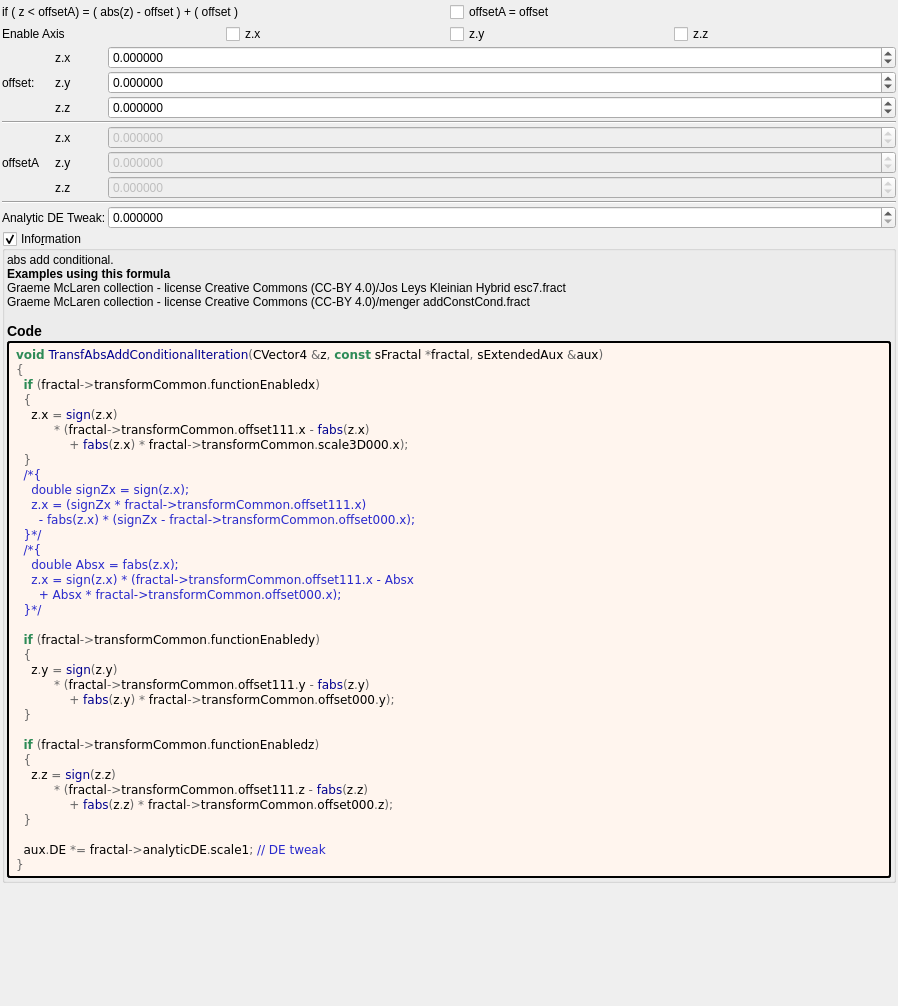
Above: mandelbulber2/formula/ui/transf_abs_add_conditional2.ui from buddhi1980/mandelbulber2 before the change. Below: the same form after it.
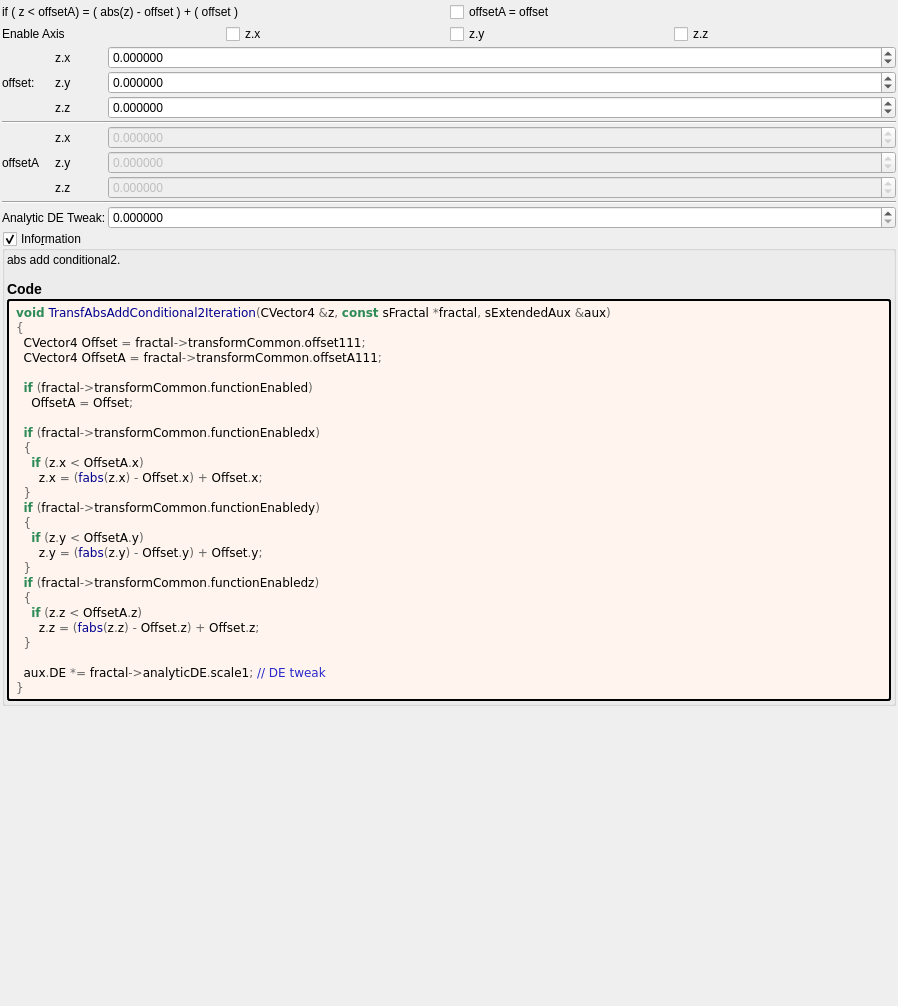
That is the form after the change. Custom widgets are drawn as their Qt base class.

Commit message: Run populate* scripts to update new T>Poly... transforms

The edit to the form file:
```diff
--- a/mandelbulber2/formula/ui/transf_abs_add_conditional2.ui
+++ b/mandelbulber2/formula/ui/transf_abs_add_conditional2.ui
@@ -397,9 +397,9 @@
       <item>
        <widget class="QLabel" name="label_information_general">
         <property name="text">
-         <string notr="true">&lt;p&gt;abs add conditional.&lt;/p&gt;&lt;table&gt;
+         <string notr="true">&lt;p&gt;abs add conditional2.&lt;/p&gt;&lt;table&gt;
 &lt;/table&gt;
-&lt;br&gt;&lt;b&gt;Examples using this formula&lt;/b&gt;&lt;br&gt;Graeme McLaren  collection - license Creative Commons  (CC-BY 4.0)/Jos Leys Kleinian Hybrid esc7.fract&lt;br&gt;Graeme McLaren  collection - license Creative Commons  (CC-BY 4.0)/menger addConstCond.fract&lt;h3&gt;Code&lt;/h3&gt;</string>
+&lt;h3&gt;Code&lt;/h3&gt;</string>
         </property>
         <property name="wordWrap">
          <bool>true</bool>
@@ -419,37 +419,28 @@
         </property>
         <property name="text">
          <string notr="true">&lt;body style=&quot;background-color:#fff5ee&quot;&gt;
-&lt;pre style=&quot;color:#000000; background-color:#fff5ee;  font-family:'Courier New',monospace;&quot;&gt;&lt;span style=&quot;color:#2e8b57; font-weight:bold&quot;&gt;void&lt;/span&gt; &lt;span style=&quot;color:#00008f&quot;&gt;TransfAbsAddConditionalIteration&lt;/span&gt;&lt;span style=&quot;color:#676767&quot;&gt;(&lt;/span&gt;CVector4 &lt;span style=&quot;color:#676767&quot;&gt;&amp;amp;&lt;/span&gt;z&lt;span style=&quot;color:#676767&quot;&gt;,&lt;/span&gt; &lt;span style=&quot;color:#2e8b57; font-weight:bold&quot;&gt;const&lt;/span&gt; sFractal &lt;span style=&quot;color:#676767&quot;&gt;*&lt;/span&gt;fractal&lt;span style=&quot;color:#676767&quot;&gt;,&lt;/span&gt; sExtendedAux &lt;span style=&quot;color:#676767&quot;&gt;&amp;amp;&lt;/span&gt;aux&lt;span style=&quot;color:#676767&quot;&gt;)&lt;/span&gt;
+&lt;pre style=&quot;color:#000000; background-color:#fff5ee;  font-family:'Courier New',monospace;&quot;&gt;&lt;span style=&quot;color:#2e8b57; font-weight:bold&quot;&gt;void&lt;/span&gt; &lt;span style=&quot;color:#00008f&quot;&gt;TransfAbsAddConditional2Iteration&lt;/span&gt;&lt;span style=&quot;color:#676767&quot;&gt;(&lt;/span&gt;CVector4 &lt;span style=&quot;color:#676767&quot;&gt;&amp;amp;&lt;/span&gt;z&lt;span style=&quot;color:#676767&quot;&gt;,&lt;/span&gt; &lt;span style=&quot;color:#2e8b57; font-weight:bold&quot;&gt;const&lt;/span&gt; sFractal &lt;span style=&quot;color:#676767&quot;&gt;*&lt;/span&gt;fractal&lt;span style=&quot;color:#676767&quot;&gt;,&lt;/span&gt; sExtendedAux &lt;span style=&quot;color:#676767&quot;&gt;&amp;amp;&lt;/span&gt;aux&lt;span style=&quot;color:#676767&quot;&gt;)&lt;/span&gt;
 &lt;span style=&quot;color:#676767&quot;&gt;{&lt;/span&gt;
+  CVector4 Offset &lt;span style=&quot;color:#676767&quot;&gt;=&lt;/span&gt; fractal&lt;span style=&quot;color:#676767&quot;&gt;-&amp;gt;&lt;/span&gt;transformCommon&lt;span style=&quot;color:#676767&quot;&gt;.&lt;/span&gt;offset111&lt;span style=&quot;color:#676767&quot;&gt;;&lt;/span&gt;
+  CVector4 OffsetA &lt;span style=&quot;color:#676767&quot;&gt;=&lt;/span&gt; fractal&lt;span style=&quot;color:#676767&quot;&gt;-&amp;gt;&lt;/span&gt;transformCommon&lt;span style=&quot;color:#676767&quot;&gt;.&lt;/span&gt;offsetA111&lt;span style=&quot;color:#676767&quot;&gt;;&lt;/span&gt;
+
+  &lt;span style=&quot;color:#2e8b57; font-weight:bold&quot;&gt;if&lt;/span&gt; &lt;span style=&quot;color:#676767&quot;&gt;(&lt;/span&gt;fractal&lt;span style=&quot;color:#676767&quot;&gt;-&amp;gt;&lt;/span&gt;transformCommon&lt;span style=&quot;color:#676767&quot;&gt;.&lt;/span&gt;functionEnabled&lt;span style=&quot;color:#676767&quot;&gt;)&lt;/span&gt;
+    OffsetA &lt;span style=&quot;color:#676767&quot;&gt;=&lt;/span&gt; Offset&lt;span style=&quot;color:#676767&quot;&gt;;&lt;/span&gt;
+
   &lt;span style=&quot;color:#2e8b57; font-weight:bold&quot;&gt;if&lt;/span&gt; &lt;span style=&quot;color:#676767&quot;&gt;(&lt;/span&gt;fractal&lt;span style=&quot;color:#676767&quot;&gt;-&amp;gt;&lt;/span&gt;transformCommon&lt;span style=&quot;color:#676767&quot;&gt;.&lt;/span&gt;functionEnabledx&lt;span style=&quot;color:#676767&quot;&gt;)&lt;/span&gt;
   &lt;span style=&quot;color:#676767&quot;&gt;{&lt;/span&gt;
-    z&lt;span style=&quot;color:#676767&quot;&gt;.&lt;/span&gt;x &lt;span style=&quot;color:#676767&quot;&gt;=&lt;/span&gt; &lt;span style=&quot;color:#00008f&quot;&gt;sign&lt;/span&gt;&lt;span style=&quot;color:#676767&quot;&gt;(&lt;/span&gt;z&lt;span style=&quot;color:#676767&quot;&gt;.&lt;/span&gt;x&lt;span style=&quot;color:#676767&quot;&gt;)&lt;/span&gt;
-          &lt;span style=&quot;color:#676767&quot;&gt;* (&lt;/span&gt;fractal&lt;span style=&quot;color:#676767&quot;&gt;-&amp;gt;&lt;/span&gt;transformCommon&lt;span style=&quot;color:#676767&quot;&gt;.&lt;/span&gt;offset111&lt;span style=&quot;color:#676767&quot;&gt;.&lt;/span&gt;x &lt;span style=&quot;color:#676767&quot;&gt;-&lt;/span&gt; &lt;span style=&quot;color:#00008f&quot;&gt;fabs&lt;/span&gt;&lt;span style=&quot;color:#676767&quot;&gt;(&lt;/span&gt;z&lt;span style=&quot;color:#676767&quot;&gt;.&lt;/span&gt;x&lt;span style=&quot;color:#676767&quot;&gt;)&lt;/span&gt;
-              &lt;span style=&quot;color:#676767&quot;&gt;+&lt;/span&gt; &lt;span style=&quot;color:#00008f&quot;&gt;fabs&lt;/span&gt;&lt;span style=&quot;color:#676767&quot;&gt;(&lt;/span&gt;z&lt;span style=&quot;color:#676767&quot;&gt;.&lt;/span&gt;x&lt;span style=&quot;color:#676767&quot;&gt;) *&lt;/span&gt; fractal&lt;span style=&quot;color:#676767&quot;&gt;-&amp;gt;&lt;/span&gt;transformCommon&lt;span style=&quot;color:#676767&quot;&gt;.&lt;/span&gt;scale3D000&lt;span style=&quot;color:#676767&quot;&gt;.&lt;/span&gt;x&lt;span style=&quot;color:#676767&quot;&gt;);&lt;/span&gt;
+    &lt;span style=&quot;color:#2e8b57; font-weight:bold&quot;&gt;if&lt;/span&gt; &lt;span style=&quot;color:#676767&quot;&gt;(&lt;/span&gt;z&lt;span style=&quot;color:#676767&quot;&gt;.&lt;/span&gt;x &lt;span style=&quot;color:#676767&quot;&gt;&amp;lt;&lt;/span&gt; OffsetA&lt;span style=&quot;color:#676767&quot;&gt;.&lt;/span&gt;x&lt;span style=&quot;color:#676767&quot;&gt;)&lt;/span&gt;
+      z&lt;span style=&quot;color:#676767&quot;&gt;.&lt;/span&gt;x &lt;span style=&quot;color:#676767&quot;&gt;= (&lt;/span&gt;&lt;span style=&quot;color:#00008f&quot;&gt;fabs&lt;/span&gt;&lt;span style=&quot;color:#676767&quot;&gt;(&lt;/span&gt;z&lt;span style=&quot;color:#676767&quot;&gt;.&lt;/span&gt;x&lt;span style=&quot;color:#676767&quot;&gt;) -&lt;/span&gt; Offset&lt;span style=&quot;color:#676767&quot;&gt;.&lt;/span&gt;x&lt;span style=&quot;color:#676767&quot;&gt;) +&lt;/span&gt; Offset&lt;span style=&quot;color:#676767&quot;&gt;.&lt;/span&gt;x&lt;span style=&quot;color:#676767&quot;&gt;;&lt;/span&gt;
   &lt;span style=&quot;color:#676767&quot;&gt;}&lt;/span&gt;
-  &lt;span style=&quot;color:#2929cc&quot;&gt;/*{&lt;/span&gt;
-&lt;span style=&quot;color:#2929cc&quot;&gt;    double signZx = sign(z.x);&lt;/span&gt;
-&lt;span style=&quot;color:#2929cc&quot;&gt;    z.x = (signZx * fractal-&amp;gt;transformCommon.offset111.x)&lt;/span&gt;
-&lt;span style=&quot;color:#2929cc&quot;&gt;      - fabs(z.x) * (signZx - fractal-&amp;gt;transformCommon.offset000.x);&lt;/span&gt;
-&lt;span style=&quot;color:#2929cc&quot;&gt;  }*/&lt;/span&gt;
-  &lt;span style=&quot;color:#2929cc&quot;&gt;/*{&lt;/span&gt;
-&lt;span style=&quot;color:#2929cc&quot;&gt;    double Absx = fabs(z.x);&lt;/span&gt;
-&lt;span style=&quot;color:#2929cc&quot;&gt;    z.x = sign(z.x) * (fractal-&amp;gt;transformCommon.offset111.x - Absx&lt;/span&gt;
-&lt;span style=&quot;color:#2929cc&quot;&gt;      + Absx * fractal-&amp;gt;transformCommon.offset000.x);&lt;/span&gt;
-&lt;span style=&quot;color:#2929cc&quot;&gt;  }*/&lt;/span&gt;
-
   &lt;span style=&quot;color:#2e8b57; font-weight:bold&quot;&gt;if&lt;/span&gt; &lt;span style=&quot;color:#676767&quot;&gt;(&lt;/span&gt;fractal&lt;span style=&quot;color:#676767&quot;&gt;-&amp;gt;&lt;/span&gt;transformCommon&lt;span style=&quot;color:#676767&quot;&gt;.&lt;/span&gt;functionEnabledy&lt;span style=&quot;color:#676767&quot;&gt;)&lt;/span&gt;
   &lt;span style=&quot;color:#676767&quot;&gt;{&lt;/span&gt;
-    z&lt;span style=&quot;color:#676767&quot;&gt;.&lt;/span&gt;y &lt;span style=&quot;color:#676767&quot;&gt;=&lt;/span&gt; &lt;span style=&quot;color:#00008f&quot;&gt;sign&lt;/span&gt;&lt;span style=&quot;color:#676767&quot;&gt;(&lt;/span&gt;z&lt;span style=&quot;color:#676767&quot;&gt;.&lt;/span&gt;y&lt;span style=&quot;color:#676767&quot;&gt;)&lt;/span&gt;
-          &lt;span style=&quot;color:#676767&quot;&gt;* (&lt;/span&gt;fractal&lt;span style=&quot;color:#676767&quot;&gt;-&amp;gt;&lt;/span&gt;transformCommon&lt;span style=&quot;color:#676767&quot;&gt;.&lt;/span&gt;offset111&lt;span style=&quot;color:#676767&quot;&gt;.&lt;/span&gt;y &lt;span style=&quot;color:#676767&quot;&gt;-&lt;/span&gt; &lt;span style=&quot;color:#00008f&quot;&gt;fabs&lt;/span&gt;&lt;span style=&quot;color:#676767&quot;&gt;(&lt;/span&gt;z&lt;span style=&quot;color:#676767&quot;&gt;.&lt;/span&gt;y&lt;span style=&quot;color:#676767&quot;&gt;)&lt;/span&gt;
-              &lt;span style=&quot;color:#676767&quot;&gt;+&lt;/span&gt; &lt;span style=&quot;color:#00008f&quot;&gt;fabs&lt;/span&gt;&lt;span style=&quot;color:#676767&quot;&gt;(&lt;/span&gt;z&lt;span style=&quot;color:#676767&quot;&gt;.&lt;/span&gt;y&lt;span style=&quot;color:#676767&quot;&gt;) *&lt;/span&gt; fractal&lt;span style=&quot;color:#676767&quot;&gt;-&amp;gt;&lt;/span&gt;transformCommon&lt;span style=&quot;color:#676767&quot;&gt;.&lt;/span&gt;offset000&lt;span style=&quot;color:#676767&quot;&gt;.&lt;/span&gt;y&lt;span style=&quot;color:#676767&quot;&gt;);&lt;/span&gt;
+    &lt;span style=&quot;color:#2e8b57; font-weight:bold&quot;&gt;if&lt;/span&gt; &lt;span style=&quot;color:#676767&quot;&gt;(&lt;/span&gt;z&lt;span style=&quot;color:#676767&quot;&gt;.&lt;/span&gt;y &lt;span style=&quot;color:#676767&quot;&gt;&amp;lt;&lt;/span&gt; OffsetA&lt;span style=&quot;color:#676767&quot;&gt;.&lt;/span&gt;y&lt;span style=&quot;color:#676767&quot;&gt;)&lt;/span&gt;
+      z&lt;span style=&quot;color:#676767&quot;&gt;.&lt;/span&gt;y &lt;span style=&quot;color:#676767&quot;&gt;= (&lt;/span&gt;&lt;span style=&quot;color:#00008f&quot;&gt;fabs&lt;/span&gt;&lt;span style=&quot;color:#676767&quot;&gt;(&lt;/span&gt;z&lt;span style=&quot;color:#676767&quot;&gt;.&lt;/span&gt;y&lt;span style=&quot;color:#676767&quot;&gt;) -&lt;/span&gt; Offset&lt;span style=&quot;color:#676767&quot;&gt;.&lt;/span&gt;y&lt;span style=&quot;color:#676767&quot;&gt;) +&lt;/span&gt; Offset&lt;span style=&quot;color:#676767&quot;&gt;.&lt;/span&gt;y&lt;span style=&quot;color:#676767&quot;&gt;;&lt;/span&gt;
   &lt;span style=&quot;color:#676767&quot;&gt;}&lt;/span&gt;
-
   &lt;span style=&quot;color:#2e8b57; font-weight:bold&quot;&gt;if&lt;/span&gt; &lt;span style=&quot;color:#676767&quot;&gt;(&lt;/span&gt;fractal&lt;span style=&quot;color:#676767&quot;&gt;-&amp;gt;&lt;/span&gt;transformCommon&lt;span style=&quot;color:#676767&quot;&gt;.&lt;/span&gt;functionEnabledz&lt;span style=&quot;color:#676767&quot;&gt;)&lt;/span&gt;
   &lt;span style=&quot;color:#676767&quot;&gt;{&lt;/span&gt;
-    z&lt;span style=&quot;color:#676767&quot;&gt;.&lt;/span&gt;z &lt;span style=&quot;color:#676767&quot;&gt;=&lt;/span&gt; &lt;span style=&quot;color:#00008f&quot;&gt;sign&lt;/span&gt;&lt;span style=&quot;color:#676767&quot;&gt;(&lt;/span&gt;z&lt;span style=&quot;color:#676767&quot;&gt;.&lt;/span&gt;z&lt;span style=&quot;color:#676767&quot;&gt;)&lt;/span&gt;
-          &lt;span style=&quot;color:#676767&quot;&gt;* (&lt;/span&gt;fractal&lt;span style=&quot;color:#676767&quot;&gt;-&amp;gt;&lt;/span&gt;transformCommon&lt;span style=&quot;color:#676767&quot;&gt;.&lt;/span&gt;offset111&lt;span style=&quot;color:#676767&quot;&gt;.&lt;/span&gt;z &lt;span style=&quot;color:#676767&quot;&gt;-&lt;/span&gt; &lt;span style=&quot;color:#00008f&quot;&gt;fabs&lt;/span&gt;&lt;span style=&quot;color:#676767&quot;&gt;(&lt;/span&gt;z&lt;span style=&quot;color:#676767&quot;&gt;.&lt;/span&gt;z&lt;span style=&quot;color:#676767&quot;&gt;)&lt;/span&gt;
-              &lt;span style=&quot;color:#676767&quot;&gt;+&lt;/span&gt; &lt;span style=&quot;color:#00008f&quot;&gt;fabs&lt;/span&gt;&lt;span style=&quot;color:#676767&quot;&gt;(&lt;/span&gt;z&lt;span style=&quot;color:#676767&quot;&gt;.&lt;/span&gt;z&lt;span style=&quot;color:#676767&quot;&gt;) *&lt;/span&gt; fractal&lt;span style=&quot;color:#676767&quot;&gt;-&amp;gt;&lt;/span&gt;transformCommon&lt;span style=&quot;color:#676767&quot;&gt;.&lt;/span&gt;offset000&lt;span style=&quot;color:#676767&quot;&gt;.&lt;/span&gt;z&lt;span style=&quot;color:#676767&quot;&gt;);&lt;/span&gt;
+    &lt;span style=&quot;color:#2e8b57; font-weight:bold&quot;&gt;if&lt;/span&gt; &lt;span style=&quot;color:#676767&quot;&gt;(&lt;/span&gt;z&lt;span style=&quot;color:#676767&quot;&gt;.&lt;/span&gt;z &lt;span style=&quot;color:#676767&quot;&gt;&amp;lt;&lt;/span&gt; OffsetA&lt;span style=&quot;color:#676767&quot;&gt;.&lt;/span&gt;z&lt;span style=&quot;color:#676767&quot;&gt;)&lt;/span&gt;
+      z&lt;span style=&quot;color:#676767&quot;&gt;.&lt;/span&gt;z &lt;span style=&quot;color:#676767&quot;&gt;= (&lt;/span&gt;&lt;span style=&quot;color:#00008f&quot;&gt;fabs&lt;/span&gt;&lt;span style=&quot;color:#676767&quot;&gt;(&lt;/span&gt;z&lt;span style=&quot;color:#676767&quot;&gt;.&lt;/span&gt;z&lt;span style=&quot;color:#676767&quot;&gt;) -&lt;/span&gt; Offset&lt;span style=&quot;color:#676767&quot;&gt;.&lt;/span&gt;z&lt;span style=&quot;color:#676767&quot;&gt;) +&lt;/span&gt; Offset&lt;span style=&quot;color:#676767&quot;&gt;.&lt;/span&gt;z&lt;span style=&quot;color:#676767&quot;&gt;;&lt;/span&gt;
   &lt;span style=&quot;color:#676767&quot;&gt;}&lt;/span&gt;
 
   aux&lt;span style=&quot;color:#676767&quot;&gt;.&lt;/span&gt;DE &lt;span style=&quot;color:#676767&quot;&gt;*=&lt;/span&gt; fractal&lt;span style=&quot;color:#676767&quot;&gt;-&amp;gt;&lt;/span&gt;analyticDE&lt;span style=&quot;color:#676767&quot;&gt;.&lt;/span&gt;scale1&lt;span style=&quot;color:#676767&quot;&gt;;&lt;/span&gt; &lt;span style=&quot;color:#2929cc&quot;&gt;// DE tweak&lt;/span&gt;
```
Left out of the diff: 6 changed lines with no effect on the pictures. The commit also changes 44 other files.
